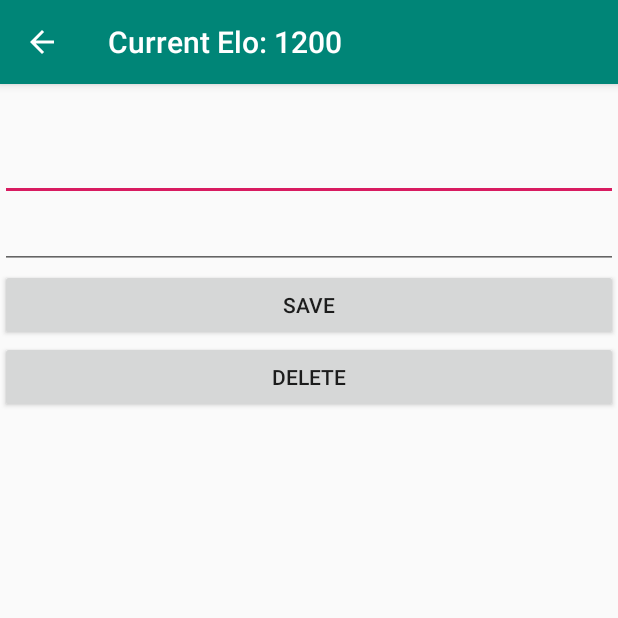
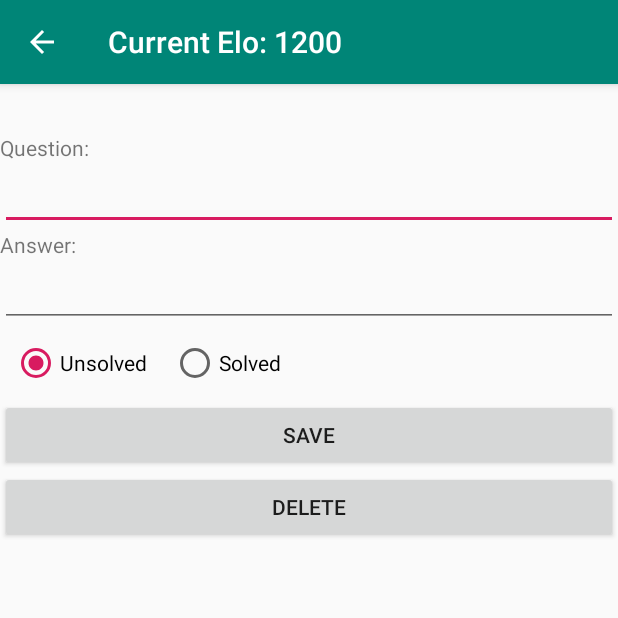
Before and after one commit to JustARand0m/FlashCard, an Android app: the FlashcardsChangeActivity screen opened directly, with no data from a screen before it, on a phone screen of 412 x 824 dp, the top half of it. Run offline under Robolectric (Android 15) with nearby library versions, the phone set to English and light mode, and no system bars.

Commit message:
Solved and Unsolved created finished Elo handling in Toolbar

```diff
--- a/app/src/main/java/com/example/xxxxx/flashcards/FlashcardsActivity.java
+++ b/app/src/main/java/com/example/xxxxx/flashcards/FlashcardsActivity.java
@@ -16,6 +16,12 @@ public class FlashcardsActivity extends AppCompatActivity {
     private static RecyclerView.Adapter mAdapter;
     private int pos;
     public static final int FLASCHARD_RESULT = 1;
+
+    @Override
+    protected void onResume() {
+        super.onResume();
+        EloCalculator.setEloInToolbar(getSupportActionBar(), this);
+    }
 
     @Override
     public boolean onSupportNavigateUp() {
--- a/app/src/main/java/com/example/xxxxx/flashcards/FlashcardsAddActivity.java
+++ b/app/src/main/java/com/example/xxxxx/flashcards/FlashcardsAddActivity.java
@@ -15,6 +15,12 @@ public class FlashcardsAddActivity extends AppCompatActivity {
     private int FolderID;
 
     private Database database;
+
+    @Override
+    protected void onResume() {
+        super.onResume();
+        EloCalculator.setEloInToolbar(getSupportActionBar(), this);
+    }
 
     @Override
     public boolean onSupportNavigateUp() {
--- a/app/src/main/java/com/example/xxxxx/flashcards/FlashcardsChangeActivity.java
+++ b/app/src/main/java/com/example/xxxxx/flashcards/FlashcardsChangeActivity.java
@@ -1,17 +1,28 @@
 package com.example.xxxxx.flashcards;
 
 import android.content.Intent;
+import android.provider.MediaStore;
 import android.support.v7.app.AppCompatActivity;
 import android.os.Bundle;
 import android.support.v7.widget.Toolbar;
 import android.view.View;
+import android.widget.RadioButton;
 import android.widget.TextView;
 
 public class FlashcardsChangeActivity extends AppCompatActivity {
     private Database database;
+    private FlashCard fl;
     private int Position;
     private TextView textQuestion;
     private TextView textAnswer;
+    private RadioButton rbSolved;
+    private RadioButton rbUnsolved;
+
+    @Override
+    protected void onResume() {
+        super.onResume();
+        EloCalculator.setEloInToolbar(getSupportActionBar(), this);
+    }
 
     @Override
     public boolean onSupportNavigateUp() {
@@ -32,9 +43,20 @@ public class FlashcardsChangeActivity extends AppCompatActivity {
 
         textAnswer = findViewById(R.id.detail_answer);
         textQuestion = findViewById(R.id.detail_question);
-        FlashCard fl = database.getFlashcard(Position);
+        fl = database.getFlashcard(Position);
         textAnswer.setText(fl.getAnswer());
         textQuestion.setText(fl.getQuestion());
+
+        rbSolved = findViewById(R.id.radio_solved);
+        rbUnsolved = findViewById(R.id.radio_unsolved);
+
+        if(fl.getSolved()){
+            rbUnsolved.setChecked(false);
+            rbSolved.setChecked(true);
+        }else{
+            rbUnsolved.setChecked(true);
+            rbSolved.setChecked(false);
+        }
 
         Toolbar toolbar = findViewById(R.id.toolbar);
         setSupportActionBar(toolbar);
@@ -47,6 +69,12 @@ public class FlashcardsChangeActivity extends AppCompatActivity {
         database.ChangeAnswer(Position, textAnswer.getText().toString());
         database.ChangeQuestion(Position, textQuestion.getText().toString());
 
+        if(rbSolved.isChecked()){
+            database.changeSolved(fl.getIndex(), true);
+        }else if(rbUnsolved.isChecked()){
+            database.changeSolved(fl.getIndex(), false);
+        }
+
         FlashcardsActivity.notifyChange();
         finish();
     }
--- a/app/src/main/java/com/example/xxxxx/flashcards/MainActivity.java
+++ b/app/src/main/java/com/example/xxxxx/flashcards/MainActivity.java
@@ -8,6 +8,7 @@ import android.support.v7.widget.LinearLayoutManager;
 import android.support.v7.widget.RecyclerView;
 import android.support.v7.widget.Toolbar;
 import android.view.View;
+import android.widget.Toast;
 
 public class MainActivity extends AppCompatActivity {
     private RecyclerView mRecyclerView;
@@ -18,6 +19,11 @@ public class MainActivity extends AppCompatActivity {
         mAdapter.notifyDataSetChanged();
     }
 
+    @Override
+    protected void onResume() {
+        super.onResume();
+        EloCalculator.setEloInToolbar(getSupportActionBar(), this);
+    }
 
     @Override
     protected void onCreate(Bundle savedInstanceState) {
--- a/app/src/main/java/com/example/xxxxx/flashcards/MainAddFolderActivity.java
+++ b/app/src/main/java/com/example/xxxxx/flashcards/MainAddFolderActivity.java
@@ -13,6 +13,12 @@ import org.w3c.dom.Text;
 
 public class MainAddFolderActivity extends AppCompatActivity {
     Database database;
+
+    @Override
+    protected void onResume() {
+        super.onResume();
+        EloCalculator.setEloInToolbar(getSupportActionBar(), this);
+    }
 
     @Override
     public boolean onSupportNavigateUp() {
--- a/app/src/main/java/com/example/xxxxx/flashcards/MainFolderAdapter.java
+++ b/app/src/main/java/com/example/xxxxx/flashcards/MainFolderAdapter.java
@@ -18,6 +18,7 @@ public class MainFolderAdapter extends RecyclerView.Adapter<MainFolderAdapter.My
     private ArrayList<Integer> Keys;
     private Database db;
     private Context mContext;
+
 
     public MainFolderAdapter(Context context){
         db = Database.getInstance(context);
--- a/app/src/main/res/layout/activity_flash_card_details.xml
+++ b/app/src/main/res/layout/activity_flash_card_details.xml
@@ -18,17 +18,46 @@
         android:layout_width="match_parent"
         android:layout_height="wrap_content" />
 
+    <TextView
+        android:layout_width="match_parent"
+        android:text="@string/ques"
+        android:layout_height="wrap_content" />
+
     <EditText
         android:id="@+id/detail_question"
         android:layout_width="match_parent"
         android:layout_height="wrap_content"
         android:textSize="18sp"/>
 
+    <TextView
+        android:text="@string/answer"
+        android:layout_width="match_parent"
+        android:layout_height="wrap_content" />
+
     <EditText
         android:id="@+id/detail_answer"
         android:textSize="18sp"
         android:layout_width="match_parent"
         android:layout_height="wrap_content" />
+
+    <RadioGroup
+        android:layout_width="match_parent"
+        android:orientation="horizontal"
+        android:layout_height="wrap_content">
+        <RadioButton
+            android:id="@+id/radio_unsolved"
+            android:layout_margin="8dp"
+            android:layout_width="wrap_content"
+            android:text="@string/unsolved"
+            android:layout_height="wrap_content" />
+        <RadioButton
+            android:id="@+id/radio_solved"
+            android:layout_width="wrap_content"
+            android:layout_margin="8dp"
+            android:text="@string/solved"
+            android:layout_height="wrap_content" />
+
+    </RadioGroup>
 
     <Button
         android:id="@+id/detail_finish"
--- a/app/src/main/res/values/strings.xml
+++ b/app/src/main/res/values/strings.xml
@@ -19,4 +19,5 @@
     <string name="elo_of_question">Elo of Question:</string>
     <string name="unsolved">Unsolved</string>
     <string name="solved">Solved</string>
+    <string name="plz_add_flashcard">please add some Flipcards first</string>
 </resources>
```
Also changed, not shown: app/src/main/java/com/example/xxxxx/flashcards/Database.java (+30 -0 lines), app/src/main/java/com/example/xxxxx/flashcards/QuizActivity.java (+18 -6 lines), app/src/main/java/com/example/xxxxx/flashcards/QuizSolutionActivity.java (+7 -1 lines).
